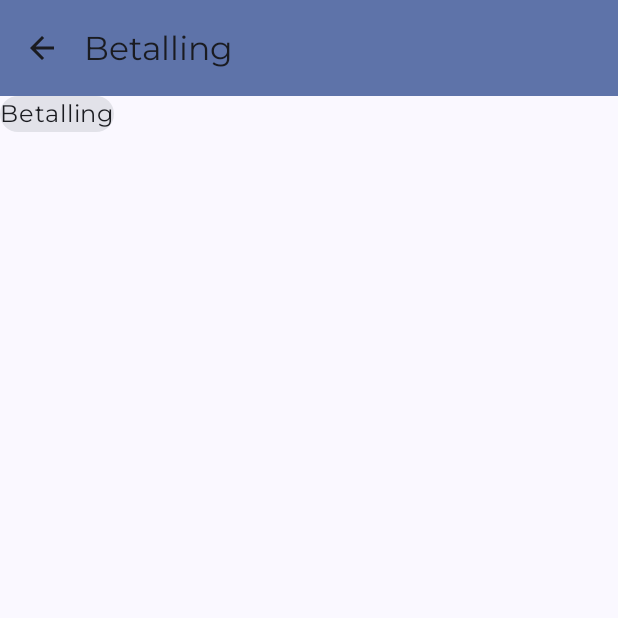
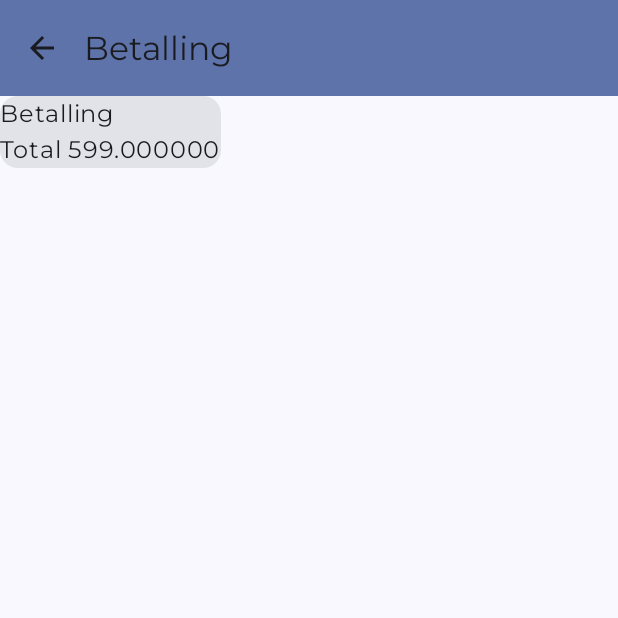
Before and after one commit to martinfosby/KunstApp, an Android app built with Jetpack Compose: the CheckoutScreen screen opened through its navigation route, on a phone screen of 412 x 824 dp, the top half of it. Run offline under Robolectric (Android 15) with nearby library versions, the phone set to English and light mode, and no system bars; our stand-ins replace Room's generated code.

Commit message:
fixed total price and viewmodels stuff

```diff
--- a/app/src/main/java/com/example/kunstapp/data/OrderUiState.kt
+++ b/app/src/main/java/com/example/kunstapp/data/OrderUiState.kt
@@ -12,14 +12,10 @@ data class OrderUiState(
     val currentPhotos: List<Photo> = DataSource.photos.filter { it.artist == DataSource.artists[0] },
     val shoppingCartEmpty: Boolean = true,
     val shoppingCart: MutableList<Photo> = mutableListOf(),
-    /** Selected photo quantity (1, 6, 12) */
-    val quantity: Int = 0,
     /** Selected date for pickup (such as "Jan 1") */
     val date: String = "",
     /** Total price for the order */
     val price: Float = currentPhoto.price,
-    val currentFramePrice: Float = currentPhoto.frame.price,
-    val currentSizePrice: Float = currentPhoto.size.price,
     /** Available pickup dates for the order*/
     val pickupOptions: List<String> = listOf()
 )
--- a/app/src/main/java/com/example/kunstapp/model/Photo.kt
+++ b/app/src/main/java/com/example/kunstapp/model/Photo.kt
@@ -19,4 +19,8 @@ data class Photo(
     var visits: Int = 0,
     var frame: Frame = Frame.None,
     var size: Size = Size.Medium,
-)
+) {
+    fun getTotalPrice(): Float {
+        return price + frame.price + size.price
+    }
+}
--- a/app/src/main/java/com/example/kunstapp/ui/ArtApp.kt
+++ b/app/src/main/java/com/example/kunstapp/ui/ArtApp.kt
@@ -96,6 +96,7 @@ fun ArtApp(
                         navController.navigate(ArtScreen.Categories.name)
                     },
                     onCheckoutButtonClicked = {
+                        viewModel.setPrice()
                         navController.navigate(ArtScreen.Checkout.name)
                     },
                     onDeleteButtonClicked = {
--- a/app/src/main/java/com/example/kunstapp/ui/screens/CheckoutScreen.kt
+++ b/app/src/main/java/com/example/kunstapp/ui/screens/CheckoutScreen.kt
@@ -29,6 +29,9 @@ fun CheckoutScreen(orderUiState: OrderUiState, modifier: Modifier = Modifier) {
                     }
                 }
             }
+            Column {
+                Text(text = stringResource(id = R.string.total_price, orderUiState.price))
+            }
 
         }
     }
--- a/app/src/main/java/com/example/kunstapp/ui/screens/SummaryScreen.kt
+++ b/app/src/main/java/com/example/kunstapp/ui/screens/SummaryScreen.kt
@@ -203,7 +203,7 @@ fun CheckoutCart(
             Card {
                 Text(
                     text = stringResource(
-                        id = R.string.calculated_price, orderUiStateState.price
+                        id = R.string.calculated_price, orderUiStateState.currentPhoto.getTotalPrice()
                     )
                 )
 
--- a/app/src/main/res/values/strings.xml
+++ b/app/src/main/res/values/strings.xml
@@ -20,7 +20,7 @@
     <string name="flavor">Flavor</string>
     <string name="pickup_date">Pickup date</string>
     <string name="subtotal_price">Subtotal %s</string>
-    <string name="total_price">Total %s</string>
+    <string name="total_price">Total %f</string>
     <string name="new_cupcake_order">New Cupcake Order</string>
     <string name="order_details">Quantity: %1$s \nFlavor: %2$s \nPickup date: %3$s \nTotal: %4$s \n\nThank you!</string>
     <string name="back_button">Back</string>
```
Also changed, not shown: app/src/main/java/com/example/kunstapp/ui/OrderViewModel.kt (+21 -15 lines).
